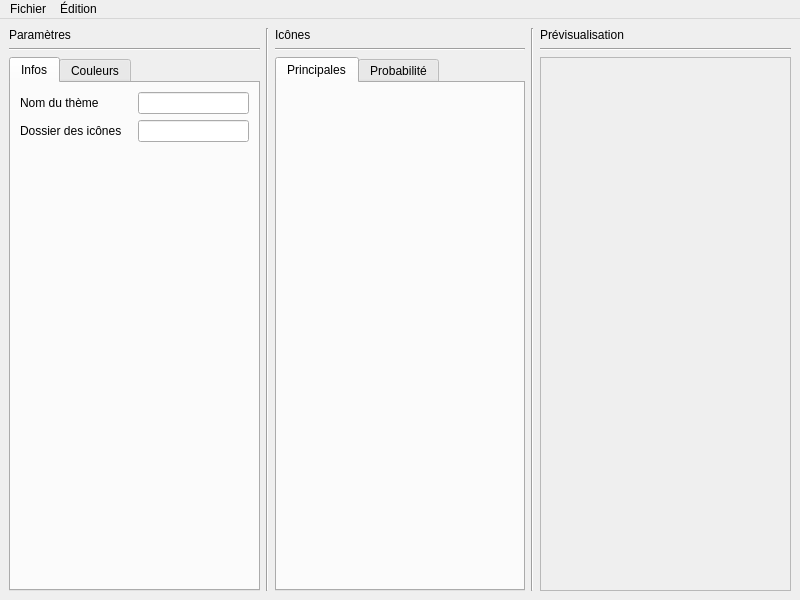
The window that mainwindow.ui (ArtichOwO/OmegaThemeDesigner) describes before a commit, drawn with Qt 5.
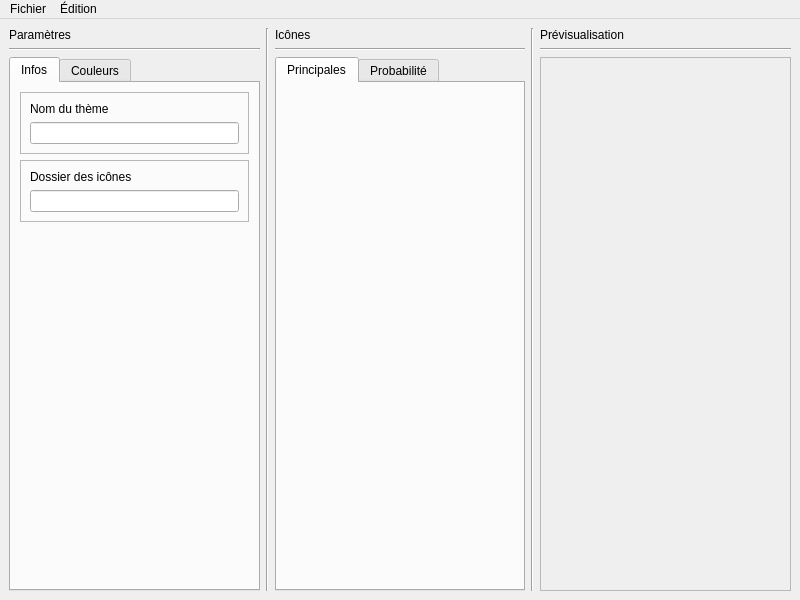
The same window after the commit.

Diff of the .ui file:
```diff
--- a/mainwindow.ui
+++ b/mainwindow.ui
@@ -64,7 +64,25 @@
             <item>
              <layout class="QVBoxLayout" name="verticalLayout_6">
               <item>
-               <layout class="QHBoxLayout" name="horizontalLayout_3" stretch="1,1">
+               <widget class="QFrame" name="frame">
+                <property name="sizePolicy">
+                 <sizepolicy hsizetype="Preferred" vsizetype="Fixed">
+                  <horstretch>0</horstretch>
+                  <verstretch>0</verstretch>
+                 </sizepolicy>
+                </property>
+                <property name="frameShape">
+                 <enum>QFrame::StyledPanel</enum>
+                </property>
+                <property name="frameShadow">
+                 <enum>QFrame::Raised</enum>
+                </property>
+                <property name="lineWidth">
+                 <number>10</number>
+                </property>
+                <layout class="QHBoxLayout" name="horizontalLayout_2">
+                 <item>
+                  <layout class="QVBoxLayout" name="verticalLayout_2" stretch="1,1">
                 <item>
                  <widget class="QLabel" name="label_5">
                   <property name="text">
@@ -73,7 +91,7 @@
                  </widget>
                 </item>
                 <item>
-                 <widget class="QLineEdit" name="lineEdit">
+                    <widget class="QLineEdit" name="themeNameLineEdit">
                   <property name="text">
                    <string/>
                   </property>
@@ -81,8 +99,26 @@
                 </item>
                </layout>
               </item>
+                </layout>
+               </widget>
+              </item>
               <item>
-               <layout class="QHBoxLayout" name="horizontalLayout_5" stretch="1,1">
+               <widget class="QFrame" name="frame_2">
+                <property name="sizePolicy">
+                 <sizepolicy hsizetype="Preferred" vsizetype="Fixed">
+                  <horstretch>0</horstretch>
+                  <verstretch>0</verstretch>
+                 </sizepolicy>
+                </property>
+                <property name="frameShape">
+                 <enum>QFrame::StyledPanel</enum>
+                </property>
+                <property name="frameShadow">
+                 <enum>QFrame::Raised</enum>
+                </property>
+                <layout class="QHBoxLayout" name="horizontalLayout_3">
+                 <item>
+                  <layout class="QVBoxLayout" name="verticalLayout_5" stretch="0,1">
                 <item>
                  <widget class="QLabel" name="label_6">
                   <property name="text">
@@ -91,13 +127,16 @@
                  </widget>
                 </item>
                 <item>
-                 <widget class="QLineEdit" name="lineEdit_2">
+                    <widget class="QLineEdit" name="iconsFolderLineEdit">
                   <property name="text">
                    <string/>
                   </property>
                  </widget>
                 </item>
                </layout>
+                 </item>
+                </layout>
+               </widget>
               </item>
               <item>
                <spacer name="verticalSpacer">
@@ -122,7 +161,47 @@
            </attribute>
            <layout class="QVBoxLayout" name="verticalLayout_11">
             <item>
-             <layout class="QVBoxLayout" name="verticalLayout_9"/>
+             <layout class="QVBoxLayout" name="verticalLayout_9">
+              <item>
+               <widget class="QFrame" name="frame_3">
+                <property name="frameShape">
+                 <enum>QFrame::StyledPanel</enum>
+                </property>
+                <property name="frameShadow">
+                 <enum>QFrame::Raised</enum>
+                </property>
+                <layout class="QVBoxLayout" name="verticalLayout_13">
+                 <item>
+                  <layout class="QVBoxLayout" name="verticalLayout_12">
+                   <item>
+                    <widget class="QLabel" name="label_2">
+                     <property name="text">
+                      <string>PrimaryText</string>
+                     </property>
+                    </widget>
+                   </item>
+                   <item>
+                    <widget class="QLineEdit" name="lineEdit"/>
+                   </item>
+                  </layout>
+                 </item>
+                </layout>
+               </widget>
+              </item>
+              <item>
+               <spacer name="verticalSpacer_2">
+                <property name="orientation">
+                 <enum>Qt::Vertical</enum>
+                </property>
+                <property name="sizeHint" stdset="0">
+                 <size>
+                  <width>20</width>
+                  <height>40</height>
+                 </size>
+                </property>
+               </spacer>
+              </item>
+             </layout>
             </item>
            </layout>
           </widget>
```
Left out of the diff: 55 changed lines with no effect on the pictures. Lines whose indentation alone changed are shown as unchanged.
